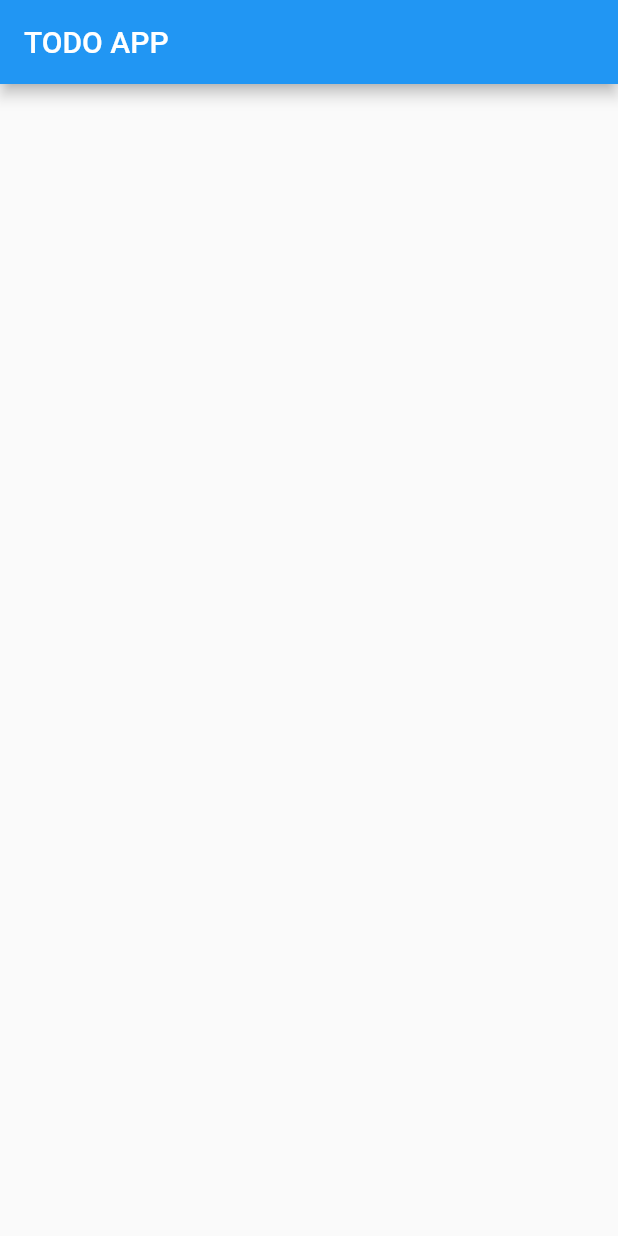
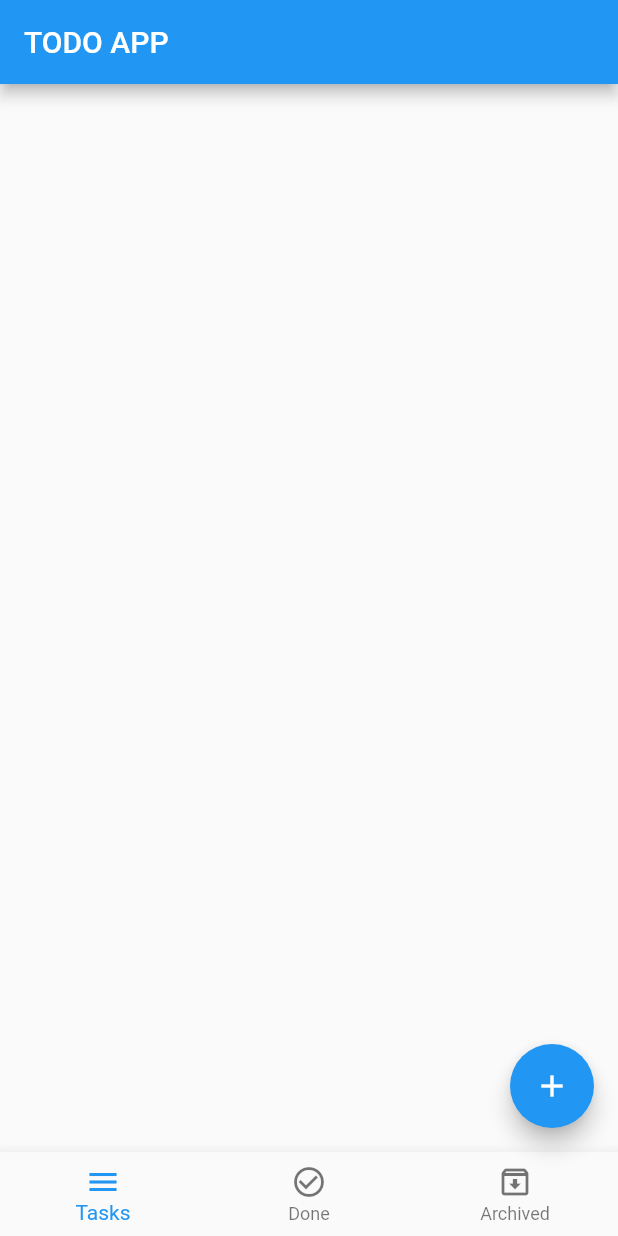
Before and after one commit to Yosoph/Flutter-Udemy-Course, a Flutter app: the screen it shows after launch, on a phone screen of 412 x 824 dp. Run offline on Flutter 3.47's test engine with Material 2 defaults, Android fonts, the phone set to English and light mode, and no system bars.

Commit message:
final commit

```diff
--- a/lib/layout/home_layout.dart
+++ b/lib/layout/home_layout.dart
@@ -1,7 +1,14 @@
 import 'package:flutter/material.dart';
 
-class HomeLayout extends StatelessWidget {
+class HomeLayout extends StatefulWidget {
   const HomeLayout({Key? key}) : super(key: key);
+
+  @override
+  State<HomeLayout> createState() => _HomeLayoutState();
+}
+
+class _HomeLayoutState extends State<HomeLayout> {
+  int currentIndex = 0;
 
   @override
   Widget build(BuildContext context) {
@@ -11,6 +18,44 @@ class HomeLayout extends StatelessWidget {
           'TODO APP',
         ),
       ),
+      floatingActionButton: FloatingActionButton(
+        onPressed: (){
+
+        },
+        child: Icon(
+          Icons.add,
+        ),
+      ),
+      bottomNavigationBar: BottomNavigationBar(
+        currentIndex: currentIndex,
+        onTap: (index){
+          currentIndex = index;
+          setState(() {});
+        },
+        type: BottomNavigationBarType.fixed,
+        //backgroundColor: Colors.red,
+        //elevation: 0.0,
+        items: [
+          BottomNavigationBarItem(
+            icon: Icon(
+              Icons.menu,
+            ),
+            label: 'Tasks',
+          ),
+          BottomNavigationBarItem(
+            icon: Icon(
+              Icons.check_circle_outline,
+            ),
+            label: 'Done',
+          ),
+          BottomNavigationBarItem(
+            icon: Icon(
+              Icons.archive_outlined,
+            ),
+            label: 'Archived',
+          ),
+        ],
+      ),
     );
   }
 }
```
Also changed, not shown: lib/modules/new_tasks/new_tasks_screen.dart (added).
